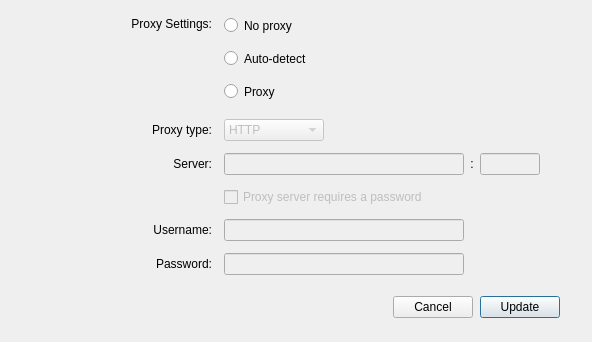
Old version of the form src/MEGASync/gui/macx/ProxySettings.ui in the repository meganz/MEGAsync.
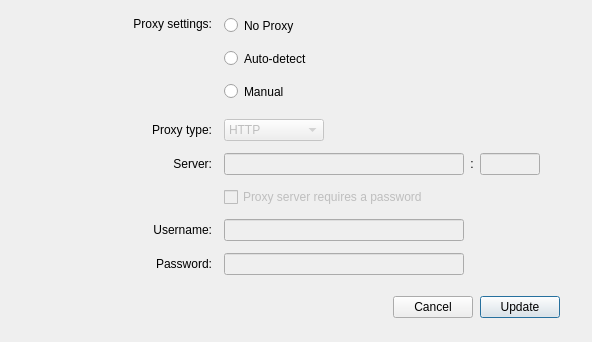
New version of the form.

Commit message: SNC-2077. Handle translation after Settings revamp [macOS]

The edit to the form file:
```diff
--- a/src/MEGASync/gui/macx/ProxySettings.ui
+++ b/src/MEGASync/gui/macx/ProxySettings.ui
@@ -351,7 +351,7 @@
             <enum>Qt::StrongFocus</enum>
            </property>
            <property name="text">
-            <string>No proxy</string>
+            <string>No Proxy</string>
            </property>
           </widget>
          </item>
@@ -401,7 +401,7 @@
             <string notr="true"/>
            </property>
            <property name="text">
-            <string>Proxy</string>
+            <string>Manual</string>
            </property>
           </widget>
          </item>
@@ -448,7 +448,7 @@
             <enum>Qt::NoFocus</enum>
            </property>
            <property name="text">
-            <string>Proxy Settings:</string>
+            <string>Proxy settings:</string>
            </property>
            <property name="alignment">
             <set>Qt::AlignRight|Qt::AlignTrailing|Qt::AlignVCenter</set>
```
The commit also changes 15 other files.
